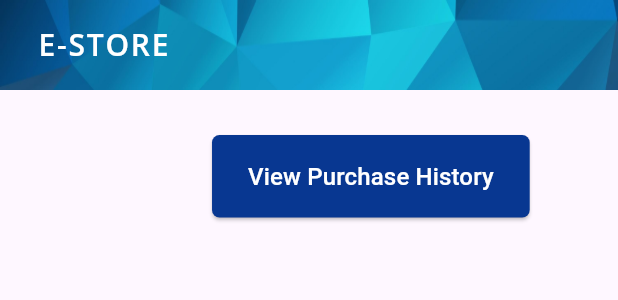
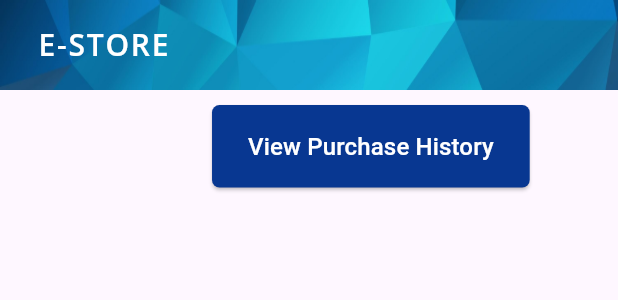
Before and after one commit to Keita-lee/SAMA-2.0, a Flutter app: the ProductListDisplay widget shown alone on an empty page, opened directly with empty values, on a phone screen of 412 x 824 dp. Shown: the top 300 px of the screen. Run offline on Flutter 3.47's test engine with Material 3 defaults, Android fonts, the phone set to English and light mode, and no system bars; our stand-ins replace cloud_firestore, file_picker, firebase_auth, firebase_core, firebase_storage, flutter_secure_storage and 10 more; missing offline and left inert: dart:html, dart:js, dart_jsonwebtoken, draggable_scrollbar, flutter_quill, image_network and 2 more; accounts and stored records are empty.

Commit message:
responsive adjustments

```diff
--- a/lib/main.dart
+++ b/lib/main.dart
@@ -39,6 +39,10 @@ class MyApp extends StatelessWidget {
       child: MaterialApp(
         home: MyHome(),
         routes: {
+          '/mobileLogin': (context) => Material(
+                  child: LoginPages(
+                pageIndex: 0,
+              )),
           '/login': (context) => MyUtility(context).width < 600
               ? Material(child: PageUnderConstruction())
               : Material(
--- a/lib/member/productDisplay/ProductListDisplay.dart
+++ b/lib/member/productDisplay/ProductListDisplay.dart
@@ -186,7 +186,7 @@ class _ProductListDisplayState extends State<ProductListDisplay> {
           children: [
             SamaBlueBanner(pageName: 'E-STORE'),
             SizedBox(
-              height: 30,
+              height: isMobile ? 10 : 30,
             ),
             Visibility(
                 visible: pageIndex == 0 ? true : false,
@@ -226,7 +226,7 @@ class _ProductListDisplayState extends State<ProductListDisplay> {
                       ),
                       Container(
                         height: isMobile
-                            ? MyUtility(context).height / 2.5
+                            ? MyUtility(context).height / 1.6
                             : MyUtility(context).height * 1.25,
                         width: isMobile
                             ? MyUtility(context).width
--- a/lib/member/professionalDevelopment/professionalDevelopmentMainCon.dart
+++ b/lib/member/professionalDevelopment/professionalDevelopmentMainCon.dart
@@ -68,7 +68,6 @@ class _professionalDevelopmentMainConState
     bool isMobile = MyUtility(context).width < 600 ? true : false;
     return SizedBox(
       height: isMobile ? MyUtility(context).height : MyUtility(context).height,
-      child: SingleChildScrollView(
       child: Column(
         crossAxisAlignment:
             isMobile ? CrossAxisAlignment.center : CrossAxisAlignment.start,
@@ -88,6 +87,7 @@ class _professionalDevelopmentMainConState
               height: isMobile
                   ? MyUtility(context).height / 1.5
                   : MyUtility(context).height,
+              child: SingleChildScrollView(
                 child: Column(
                   children: [
                     /*Row(
@@ -144,6 +144,7 @@ class _professionalDevelopmentMainConState
                         ),
                       ),
                     ),
+                    /*  */
                     const SizedBox(height: 20),
                     Visibility(
                       visible: pageIndex == 0,
@@ -216,9 +217,9 @@ class _professionalDevelopmentMainConState
                   ],
                 ),
               ),
+            ),
           )
         ],
-        ),
       ),
     );
   }
```
Also changed, not shown: lib/member/productDisplay/ui/productDisplayItem.dart (+3 -65 lines), 1 other file. Lines whose indentation alone changed are shown as unchanged.
